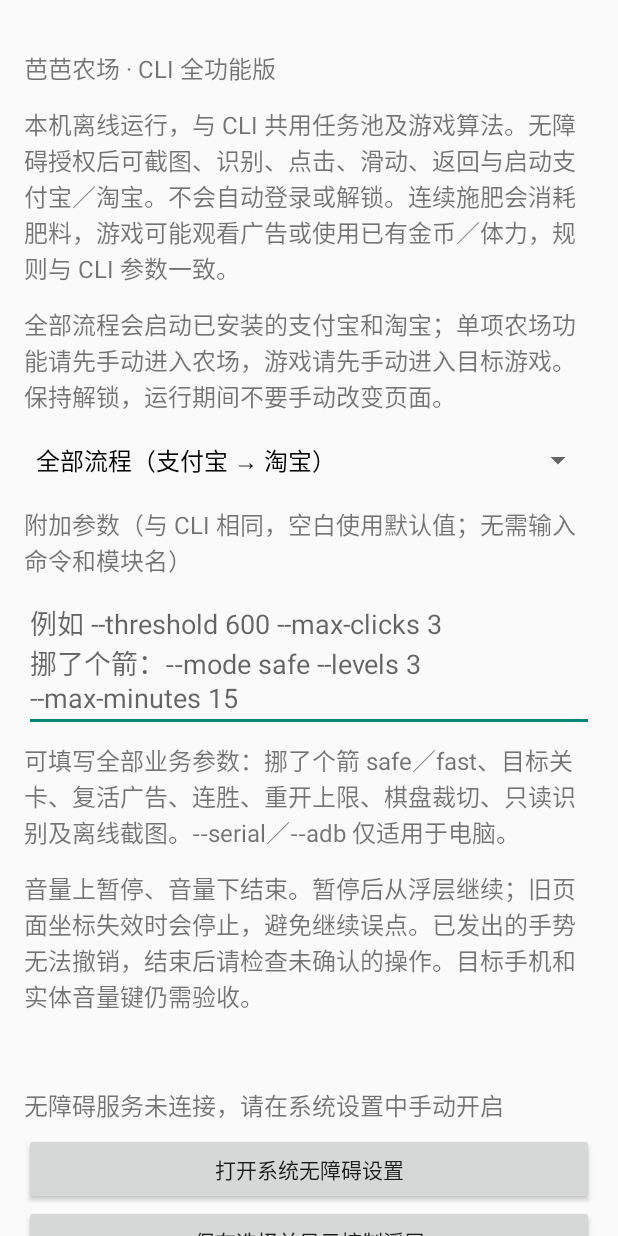
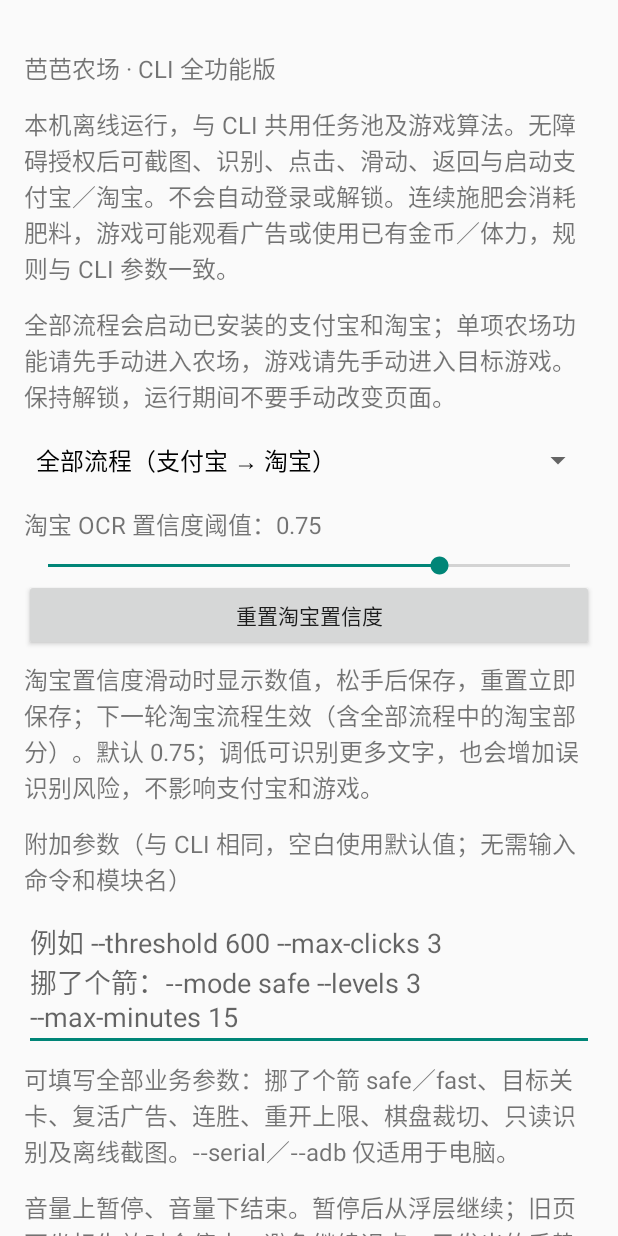
Before and after one commit to ilksese/babanongchang, an Android app: the screen it shows after launch (MainActivity), on a phone screen of 412 x 824 dp. Run offline under Robolectric (Android 15) with nearby library versions, the phone set to English and light mode, and no system bars; libraries missing offline, so code that uses them is left out: com.google.mlkit.vision.

Commit message:
feat(android): 支持配置淘宝 OCR 置信度阈值

```diff
--- a/android/app/src/main/java/com/babanongchang/android/CliAutomationRun.kt
+++ b/android/app/src/main/java/com/babanongchang/android/CliAutomationRun.kt
@@ -25,6 +25,8 @@ class CliAutomationRun(private val service: FarmAccessibilityService) {
     fun start(module: String, options: String) {
         if (busy) return
         service.cliUnavailableReason()?.let { message = it; service.showCliControls(); return }
+        val taobaoConfidence = service.getSharedPreferences("cli", android.content.Context.MODE_PRIVATE)
+            .getInt("taobao_confidence", 75).coerceIn(0, 100) / 100.0
         val gate = CliRunControl(SystemClock::elapsedRealtime)
         control = gate
         busy = true
@@ -56,7 +58,7 @@ class CliAutomationRun(private val service: FarmAccessibilityService) {
                     }
                 }
                 CliPython.get(service).getModule("babanongchang.android")
-                    .callAttr("run", bridge, module, options, outputDirectory.absolutePath)
+                    .callAttr("run", bridge, module, options, outputDirectory.absolutePath, taobaoConfidence)
             } catch (error: Exception) {
                 result = "已停止：${error.message ?: error.javaClass.simpleName}"
                 synchronized(logBuffer) { logBuffer.append("\n$result\n") }
--- a/android/app/src/main/java/com/babanongchang/android/MainActivity.kt
+++ b/android/app/src/main/java/com/babanongchang/android/MainActivity.kt
@@ -12,6 +12,7 @@ import android.widget.EditText
 import android.widget.LinearLayout
 import android.widget.ScrollView
 import android.widget.Spinner
+import android.widget.SeekBar
 import android.widget.TextView
 import java.io.File
 import java.util.zip.ZipEntry
@@ -61,6 +62,31 @@ class MainActivity : Activity() {
             setSelection(preferences.getInt("feature", 0).coerceIn(features.indices))
             layout.addView(this)
         }
+        val confidenceLabel = text("")
+        val confidence = SeekBar(this).apply {
+            contentDescription = "淘宝 OCR 置信度阈值"
+            max = 100
+            progress = preferences.getInt("taobao_confidence", 75).coerceIn(0, 100)
+            layout.addView(this)
+        }
+        fun updateConfidence(value: Int) {
+            confidenceLabel.text = "淘宝 OCR 置信度阈值：%.2f".format(java.util.Locale.ROOT, value / 100.0)
+        }
+        updateConfidence(confidence.progress)
+        confidence.setOnSeekBarChangeListener(object : SeekBar.OnSeekBarChangeListener {
+            override fun onProgressChanged(bar: SeekBar?, progress: Int, fromUser: Boolean) {
+                updateConfidence(progress)
+            }
+            override fun onStartTrackingTouch(bar: SeekBar?) = Unit
+            override fun onStopTrackingTouch(bar: SeekBar?) {
+                preferences.edit().putInt("taobao_confidence", confidence.progress).apply()
+            }
+        })
+        button("重置淘宝置信度") {
+            confidence.progress = 75
+            preferences.edit().putInt("taobao_confidence", 75).apply()
+        }
+        text("淘宝置信度滑动时显示数值，松手后保存，重置立即保存；下一轮淘宝流程生效（含全部流程中的淘宝部分）。默认 0.75；调低可识别更多文字，也会增加误识别风险，不影响支付宝和游戏。")
         text("附加参数（与 CLI 相同，空白使用默认值；无需输入命令和模块名）")
         options = EditText(this).apply {
             hint = "例如 --threshold 600 --max-clicks 3\n挪了个箭：--mode safe --levels 3 --max-minutes 15"
```
Also changed, not shown: 4 other files.
